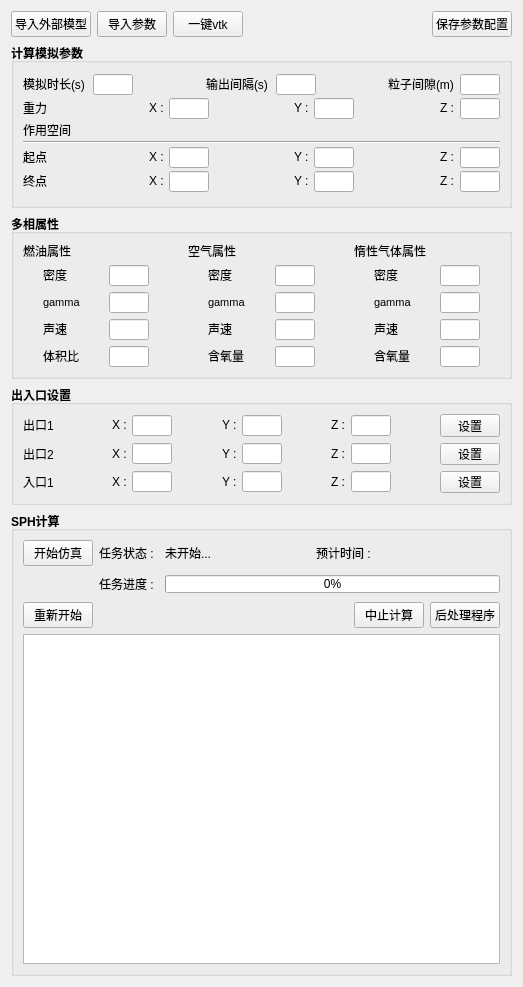
Old version of the form SphDockWidget.ui in the repository 519984307/InertSimu.
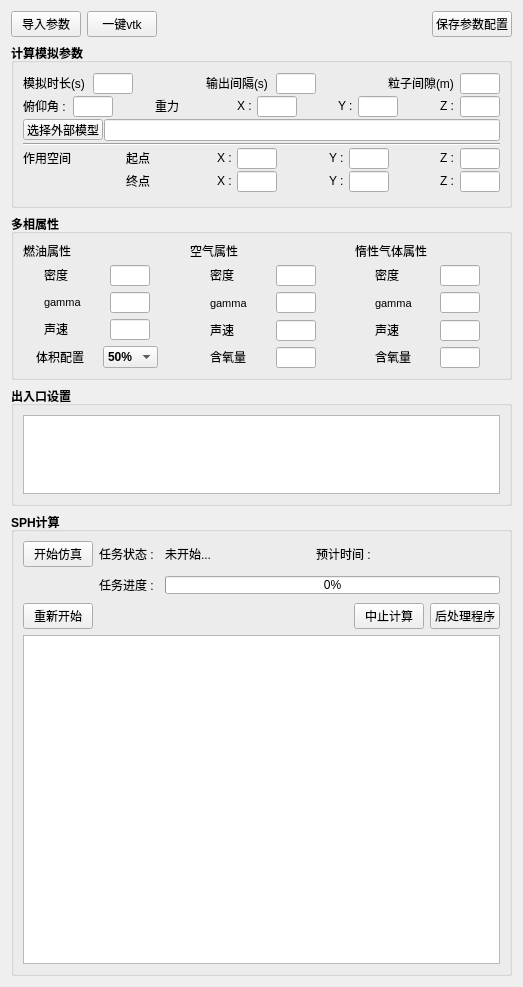
New version of the form.

```diff
--- a/SphDockWidget.ui
+++ b/SphDockWidget.ui
@@ -36,25 +36,6 @@
        <property name="sizeConstraint">
         <enum>QLayout::SetMinAndMaxSize</enum>
        </property>
-       <item>
-        <widget class="QPushButton" name="btn_imp_mod_2">
-         <property name="minimumSize">
-          <size>
-           <width>80</width>
-           <height>24</height>
-          </size>
-         </property>
-         <property name="maximumSize">
-          <size>
-           <width>80</width>
-           <height>16777215</height>
-          </size>
-         </property>
-         <property name="text">
-          <string>导入外部模型</string>
-         </property>
-        </widget>
-       </item>
        <item>
         <widget class="QPushButton" name="btn_imp_config">
          <property name="minimumSize">
@@ -372,6 +353,78 @@
             <property name="leftMargin">
              <number>0</number>
             </property>
+            <item>
+             <widget class="QLabel" name="label_114">
+              <property name="minimumSize">
+               <size>
+                <width>50</width>
+                <height>14</height>
+               </size>
+              </property>
+              <property name="maximumSize">
+               <size>
+                <width>70</width>
+                <height>16</height>
+               </size>
+              </property>
+              <property name="font">
+               <font>
+                <pointsize>9</pointsize>
+                <bold>false</bold>
+               </font>
+              </property>
+              <property name="text">
+               <string>俯仰角 : </string>
+              </property>
+             </widget>
+            </item>
+            <item>
+             <widget class="QLineEdit" name="simulation_g_x_2">
+              <property name="minimumSize">
+               <size>
+                <width>40</width>
+                <height>21</height>
+               </size>
+              </property>
+              <property name="maximumSize">
+               <size>
+                <width>40</width>
+                <height>21</height>
+               </size>
+              </property>
+              <property name="font">
+               <font>
+                <pointsize>9</pointsize>
+                <bold>false</bold>
+               </font>
+              </property>
+             </widget>
+            </item>
+            <item>
+             <widget class="QLabel" name="label_115">
+              <property name="minimumSize">
+               <size>
+                <width>5</width>
+                <height>16</height>
+               </size>
+              </property>
+              <property name="maximumSize">
+               <size>
+                <width>30000</width>
+                <height>16</height>
+               </size>
+              </property>
+              <property name="font">
+               <font>
+                <pointsize>9</pointsize>
+                <bold>false</bold>
+               </font>
+              </property>
+              <property name="text">
+               <string/>
+              </property>
+             </widget>
+            </item>
             <item>
              <widget class="QLabel" name="label">
               <property name="minimumSize">
@@ -618,52 +671,38 @@
           <item>
            <layout class="QHBoxLayout" name="horizontalLayout_19">
             <item>
-             <widget class="QLabel" name="label_12">
+             <widget class="QPushButton" name="btn_imp_mod_2">
               <property name="minimumSize">
                <size>
-                <width>50</width>
-                <height>14</height>
+                <width>80</width>
+                <height>21</height>
                </size>
               </property>
               <property name="maximumSize">
                <size>
-                <width>60</width>
-                <height>16</height>
+                <width>100</width>
+                <height>21</height>
                </size>
               </property>
               <property name="font">
                <font>
-                <pointsize>9</pointsize>
                 <bold>false</bold>
                </font>
               </property>
               <property name="text">
-               <string>作用空间</string>
+               <string>选择外部模型</string>
               </property>
              </widget>
             </item>
             <item>
-             <widget class="QLabel" name="label_43">
-              <property name="minimumSize">
-               <size>
-                <width>20</width>
-                <height>16</height>
-               </size>
-              </property>
-              <property name="maximumSize">
-               <size>
-                <width>30000</width>
-                <height>16</height>
-               </size>
-              </property>
+             <widget class="QLineEdit" name="lineEdit">
               <property name="font">
                <font>
-                <pointsize>9</pointsize>
                 <bold>false</bold>
                </font>
               </property>
-              <property name="text">
-               <string/>
+              <property name="tabletTracking">
+               <bool>false</bool>
               </property>
              </widget>
             </item>
@@ -684,6 +723,56 @@
             <property name="leftMargin">
              <number>0</number>
             </property>
+            <item>
+             <widget class="QLabel" name="label_12">
+              <property name="minimumSize">
+               <size>
+                <width>50</width>
+                <height>14</height>
+               </size>
+              </property>
+              <property name="maximumSize">
+               <size>
+                <width>70</width>
+                <height>16</height>
+               </size>
+              </property>
+              <property name="font">
+               <font>
+                <pointsize>9</pointsize>
+                <bold>false</bold>
+               </font>
+              </property>
+              <property name="text">
+               <string>作用空间</string>
+              </property>
+             </widget>
+            </item>
+            <item>
+             <widget class="QLabel" name="label_112">
+              <property name="minimumSize">
+               <size>
+                <width>5</width>
+                <height>16</height>
+               </size>
+              </property>
+              <property name="maximumSize">
+               <size>
+                <width>30000</width>
+                <height>16</height>
+               </size>
+              </property>
+              <property name="font">
+               <font>
+                <pointsize>9</pointsize>
+                <bold>false</bold>
+               </font>
+              </property>
+              <property name="text">
+               <string/>
+              </property>
+             </widget>
+            </item>
             <item>
              <widget class="QLabel" name="label_15">
               <property name="minimumSize">
@@ -935,6 +1024,56 @@
             <property name="leftMargin">
              <number>0</number>
             </property>
+            <item>
+             <widget class="QLabel" name="label_111">
+              <property name="minimumSize">
+               <size>
+                <width>50</width>
+                <height>14</height>
+               </size>
+              </property>
+              <property name="maximumSize">
+               <size>
+                <width>60</width>
+                <height>16</height>
+               </size>
+              </property>
+              <property name="font">
+               <font>
+                <pointsize>9</pointsize>
+                <bold>false</bold>
+               </font>
+              </property>
+              <property name="text">
+               <string/>
+              </property>
+             </widget>
+            </item>
+            <item>
+             <widget class="QLabel" name="label_113">
+              <property name="minimumSize">
+               <size>
+                <width>5</width>
+                <height>16</height>
+               </size>
+              </property>
+              <property name="maximumSize">
+               <size>
+                <width>30000</width>
+                <height>16</height>
+               </size>
+              </property>
+              <property name="font">
+               <font>
+                <pointsize>9</pointsize>
+                <bold>false</bold>
+               </font>
+              </property>
+              <property name="text">
+               <string/>
+              </property>
+             </widget>
+            </item>
             <item>
              <widget class="QLabel" name="label_22">
               <property name="minimumSize">
@@ -1499,7 +1638,7 @@
                 </property>
                 <property name="maximumSize">
                  <size>
-                  <width>40</width>
+                  <width>60</width>
                   <height>16</height>
                  </size>
                 </property>
@@ -1510,7 +1649,7 @@
                  </font>
                 </property>
                 <property name="text">
-                 <string>体积比</string>
+                 <string>体积配置</string>
                 </property>
                </widget>
               </item>
@@ -1522,25 +1661,28 @@
                </widget>
               </item>
               <item>
-               <widget class="QLineEdit" name="multiphase_fuel_volume">
-                <property name="minimumSize">
-                 <size>
-                  <width>40</width>
-                  <height>21</height>
-                 </size>
-                </property>
+               <widget class="QComboBox" name="comboBox">
                 <property name="maximumSize">
                  <size>
-                  <width>40</width>
-                  <height>21</height>
+                  <width>60</width>
+                  <height>16777215</height>
                  </size>
                 </property>
-                <property name="font">
-                 <font>
-                  <pointsize>9</pointsize>
-                  <bold>false</bold>
-                 </font>
-                </property>
+                <item>
+                 <property name="text">
+                  <string>50%</string>
+                 </property>
+                </item>
+                <item>
+                 <property name="text">
+                  <string>60%</string>
+                 </property>
+                </item>
+                <item>
+                 <property name="text">
+                  <string>75%</string>
+                 </property>
+                </item>
                </widget>
               </item>
               <item>
@@ -2294,916 +2436,41 @@
            <number>0</number>
           </property>
           <item>
-           <layout class="QHBoxLayout" name="horizontalLayout_23">
-            <property name="spacing">
-             <number>0</number>
+           <widget class="QTableWidget" name="tableWidget">
+            <property name="font">
+             <font>
+              <bold>false</bold>
+             </font>
             </property>
-            <property name="leftMargin">
-             <number>0</number>
+            <property name="layoutDirection">
+             <enum>Qt::LeftToRight</enum>
             </property>
-            <item>
-             <widget class="QLabel" name="label_64">
-              <property name="minimumSize">
-               <size>
-                <width>40</width>
-                <height>0</height>
-               </size>
-              </property>
-              <property name="maximumSize">
-               <size>
-                <width>40</width>
-                <height>16</height>
-               </size>
-              </property>
-              <property name="font">
-               <font>
-                <pointsize>9</pointsize>
-                <bold>false</bold>
-               </font>
-              </property>
-              <property name="text">
-               <string>出口1</string>
-              </property>
-             </widget>
-            </item>
-            <item>
-             <widget class="QLabel" name="label_65">
-              <property name="minimumSize">
-               <size>
-                <width>5</width>
-                <height>16</height>
-               </size>
-              </property>
-              <property name="maximumSize">
-               <size>
-                <width>30000</width>
-                <height>16</height>
-               </size>
-              </property>
-              <property name="font">
-               <font>
-                <pointsize>9</pointsize>
-                <bold>false</bold>
-               </font>
-              </property>
-              <property name="text">
-               <string/>
-              </property>
-             </widget>
-            </item>
-            <item>
-             <widget class="QLabel" name="label_66">
-              <property name="minimumSize">
-               <size>
-                <width>20</width>
-                <height>16</height>
-               </size>
-              </property>
-              <property name="maximumSize">
-               <size>
-                <width>20</width>
-                <height>16</height>
-               </size>
-              </property>
-              <property name="font">
-               <font>
-                <pointsize>9</pointsize>
-                <bold>false</bold>
-               </font>
-              </property>
-              <property name="text">
-               <string>X : </string>
-              </property>
-             </widget>
-            </item>
-            <item>
-             <widget class="QLineEdit" name="inoutLayer1_x_2">
-              <property name="minimumSize">
-               <size>
-                <width>40</width>
-                <height>21</height>
-               </size>
-              </property>
-              <property name="maximumSize">
-               <size>
-                <width>40</width>
-                <height>21</height>
-               </size>
-              </property>
-              <property name="font">
-               <font>
-                <pointsize>9</pointsize>
-                <bold>false</bold>
-               </font>
-              </property>
-             </widget>
-            </item>
-            <item>
-             <widget class="QLabel" name="label_67">
-              <property name="minimumSize">
-               <size>
-                <width>5</width>
-                <height>16</height>
-               </size>
-              </property>
-              <property name="maximumSize">
-               <size>
-                <width>30000</width>
-                <height>16</height>
-               </size>
-              </property>
-              <property name="font">
-               <font>
-                <pointsize>9</pointsize>
-                <bold>false</bold>
-               </font>
-              </property>
-              <property name="text">
-               <string/>
-              </property>
-             </widget>
-            </item>
-            <item>
-             <widget class="QLabel" name="label_68">
-              <property name="minimumSize">
-               <size>
-                <width>20</width>
-                <height>16</height>
-               </size>
-              </property>
-              <property name="maximumSize">
-               <size>
-                <width>20</width>
-                <height>16</height>
-               </size>
-              </property>
-              <property name="font">
-               <font>
-                <pointsize>9</pointsize>
-                <bold>false</bold>
-               </font>
-              </property>
-              <property name="text">
-               <string>Y : </string>
-              </property>
-             </widget>
-            </item>
-            <item>
-             <widget class="QLineEdit" name="inoutLayer1_y_2">
-              <property name="minimumSize">
-               <size>
-                <width>40</width>
-                <height>21</height>
-               </size>
-              </property>
-              <property name="maximumSize">
-               <size>
-                <width>40</width>
-                <height>21</height>
-               </size>
-              </property>
-              <property name="font">
-               <font>
-                <pointsize>9</pointsize>
-                <bold>false</bold>
-               </font>
-              </property>
-             </widget>
-            </item>
-            <item>
-             <widget class="QLabel" name="label_69">
-              <property name="minimumSize">
-               <size>
-                <width>5</width>
-                <height>16</height>
-               </size>
-              </property>
-              <property name="maximumSize">
-               <size>
-                <width>30000</width>
-                <height>16</height>
-               </size>
-              </property>
-              <property name="font">
-               <font>
-                <pointsize>9</pointsize>
-                <bold>false</bold>
-               </font>
-              </property>
-              <property name="text">
-               <string/>
-              </property>
-             </widget>
-            </item>
-            <item>
-             <widget class="QLabel" name="label_70">
-              <property name="minimumSize">
-               <size>
-                <width>20</width>
-                <height>16</height>
-               </size>
-              </property>
-              <property name="maximumSize">
-               <size>
-                <width>20</width>
-                <height>16</height>
-               </size>
-              </property>
-              <property name="font">
-               <font>
-                <pointsize>9</pointsize>
-                <bold>false</bold>
-               </font>
-              </property>
-              <property name="text">
-               <string>Z : </string>
-              </property>
-             </widget>
-            </item>
-            <item>
-             <widget class="QLineEdit" name="inoutLayer1_z_2">
-              <property name="minimumSize">
-               <size>
-                <width>40</width>
-                <height>21</height>
-               </size>
-              </property>
-              <property name="maximumSize">
-               <size>
-                <width>40</width>
-                <height>21</height>
-               </size>
-              </property>
-              <property name="font">
-               <font>
-                <pointsize>9</pointsize>
-                <bold>false</bold>
-               </font>
-              </property>
-             </widget>
-            </item>
-            <item>
-             <widget class="QLabel" name="label_71">
-              <property name="minimumSize">
-               <size>
-                <width>5</width>
-                <height>16</height>
-               </size>
-              </property>
-              <property name="maximumSize">
-               <size>
-                <width>30000</width>
-                <height>16</height>
-               </size>
-              </property>
-              <property name="font">
-               <font>
-                <pointsize>9</pointsize>
-                <bold>false</bold>
-               </font>
-              </property>
-              <property name="text">
-               <string/>
-              </property>
-             </widget>
-            </item>
-            <item>
-             <widget class="QPushButton" name="inout_btn_set_2">
-              <property name="minimumSize">
-               <size>
-                <width>60</width>
-                <height>0</height>
-               </size>
-              </property>
-              <property name="maximumSize">
-               <size>
-                <width>60</width>
-                <height>300</height>
-               </size>
-              </property>
-              <property name="font">
-               <font>
-                <pointsize>9</pointsize>
-                <bold>false</bold>
-               </font>
-              </property>
-              <property name="layoutDirection">
-               <enum>Qt::RightToLeft</enum>
-              </property>
-              <property name="text">
-               <string>设置</string>
-              </property>
-             </widget>
-            </item>
-           </layout>
-          </item>
-          <item>
-           <layout class="QHBoxLayout" name="horizontalLayout_24">
-            <property name="spacing">
-             <number>0</number>
+            <property name="horizontalScrollBarPolicy">
+             <enum>Qt::ScrollBarAlwaysOff</enum>
             </property>
-            <property name="leftMargin">
-             <number>0</number>
+            <property name="sizeAdjustPolicy">
+             <enum>QAbstractScrollArea::AdjustToContents</enum>
             </property>
-            <item>
-             <widget class="QLabel" name="label_72">
-              <property name="minimumSize">
-               <size>
-                <width>40</width>
-                <height>0</height>
-               </size>
-              </property>
-              <property name="maximumSize">
-               <size>
-                <width>40</width>
-                <height>16</height>
-               </size>
-              </property>
-              <property name="font">
-               <font>
-                <pointsize>9</pointsize>
-                <bold>false</bold>
-               </font>
-              </property>
-              <property name="text">
-               <string>出口2</string>
-              </property>
-             </widget>
-            </item>
-            <item>
-             <widget class="QLabel" name="label_73">
-              <property name="minimumSize">
-               <size>
-                <width>5</width>
-                <height>16</height>
-               </size>
-              </property>
-              <property name="maximumSize">
-               <size>
-                <width>30000</width>
-                <height>16</height>
-               </size>
-              </property>
-              <property name="font">
-               <font>
-                <pointsize>9</pointsize>
-                <bold>false</bold>
-               </font>
-              </property>
-              <property name="text">
-               <string/>
-              </property>
-             </widget>
-            </item>
-            <item>
-             <widget class="QLabel" name="label_74">
-              <property name="minimumSize">
-               <size>
-                <width>20</width>
-                <height>16</height>
-               </size>
-              </property>
-              <property name="maximumSize">
-               <size>
-                <width>20</width>
-                <height>16</height>
-               </size>
-              </property>
-              <property name="font">
-               <font>
-                <pointsize>9</pointsize>
-                <bold>false</bold>
-               </font>
-              </property>
-              <property name="text">
-               <string>X : </string>
-              </property>
-             </widget>
-            </item>
-            <item>
-             <widget class="QLineEdit" name="inoutLayer1_x_3">
-              <property name="minimumSize">
-               <size>
-                <width>40</width>
-                <height>21</height>
-               </size>
-              </property>
-              <property name="maximumSize">
-               <size>
-                <width>40</width>
-                <height>21</height>
-               </size>
-              </property>
-              <property name="font">
-               <font>
-                <pointsize>9</pointsize>
-                <bold>false</bold>
-               </font>
-              </property>
-             </widget>
-            </item>
-            <item>
-             <widget class="QLabel" name="label_75">
-              <property name="minimumSize">
-               <size>
-                <width>5</width>
-                <height>16</height>
-               </size>
-              </property>
-              <property name="maximumSize">
-               <size>
-                <width>30000</width>
-                <height>16</height>
-               </size>
-              </property>
-              <property name="font">
-               <font>
-                <pointsize>9</pointsize>
-                <bold>false</bold>
-               </font>
-              </property>
-              <property name="text">
-               <string/>
-              </property>
-             </widget>
-            </item>
-            <item>
-             <widget class="QLabel" name="label_76">
-              <property name="minimumSize">
-               <size>
-                <width>20</width>
-                <height>16</height>
-               </size>
-              </property>
-              <property name="maximumSize">
-               <size>
-                <width>20</width>
-                <height>16</height>
-               </size>
-              </property>
-              <property name="font">
-               <font>
-                <pointsize>9</pointsize>
-                <bold>false</bold>
-               </font>
-              </property>
-              <property name="text">
-               <string>Y : </string>
-              </property>
-             </widget>
-            </item>
-            <item>
-             <widget class="QLineEdit" name="inoutLayer1_y_3">
-              <property name="minimumSize">
-               <size>
-                <width>40</width>
-                <height>21</height>
-               </size>
-              </property>
-              <property name="maximumSize">
-               <size>
-                <width>40</width>
-                <height>21</height>
-               </size>
-              </property>
-              <property name="font">
-               <font>
-                <pointsize>9</pointsize>
-                <bold>false</bold>
-               </font>
-              </property>
-             </widget>
-            </item>
-            <item>
-             <widget class="QLabel" name="label_77">
-              <property name="minimumSize">
-               <size>
-                <width>5</width>
-                <height>16</height>
-               </size>
-              </property>
-              <property name="maximumSize">
-               <size>
-                <width>30000</width>
-                <height>16</height>
-               </size>
-              </property>
-              <property name="font">
-               <font>
-                <pointsize>9</pointsize>
-                <bold>false</bold>
-               </font>
-              </property>
-              <property name="text">
-               <string/>
-              </property>
-             </widget>
-            </item>
-            <item>
-             <widget class="QLabel" name="label_78">
-              <property name="minimumSize">
-               <size>
-                <width>20</width>
-                <height>16</height>
-               </size>
-              </property>
-              <property name="maximumSize">
-               <size>
-                <width>20</width>
-                <height>16</height>
-               </size>
-              </property>
-              <property name="font">
-               <font>
-                <pointsize>9</pointsize>
-                <bold>false</bold>
-               </font>
-              </property>
-              <property name="text">
-               <string>Z : </string>
-              </property>
-             </widget>
-            </item>
-            <item>
-             <widget class="QLineEdit" name="inoutLayer1_z_3">
-              <property name="minimumSize">
-               <size>
-                <width>40</width>
-                <height>21</height>
-               </size>
-              </property>
-              <property name="maximumSize">
-               <size>
-                <width>40</width>
-                <height>21</height>
-               </size>
-              </property>
-              <property name="font">
-               <font>
-                <pointsize>9</pointsize>
-                <bold>false</bold>
-               </font>
-              </property>
-             </widget>
-            </item>
-            <item>
-             <widget class="QLabel" name="label_79">
-              <property name="minimumSize">
-               <size>
-                <width>5</width>
-                <height>16</height>
-               </size>
-              </property>
-              <property name="maximumSize">
-               <size>
-                <width>30000</width>
-                <height>16</height>
-               </size>
-              </property>
-              <property name="font">
-               <font>
-                <pointsize>9</pointsize>
-                <bold>false</bold>
-               </font>
-              </property>
-              <property name="text">
-               <string/>
-              </property>
-             </widget>
-            </item>
-            <item>
-             <widget class="QPushButton" name="inout_btn_set_3">
-              <property name="minimumSize">
-               <size>
-                <width>60</width>
-                <height>0</height>
-               </size>
-              </property>
-              <property name="maximumSize">
-               <size>
-                <width>60</width>
-                <height>300</height>
-               </size>
-              </property>
-              <property name="font">
-               <font>
-                <pointsize>9</pointsize>
-                <bold>false</bold>
-               </font>
-              </property>
-              <property name="layoutDirection">
-               <enum>Qt::RightToLeft</enum>
-              </property>
-              <property name="text">
-               <string>设置</string>
-              </property>
-             </widget>
-            </item>
-           </layout>
-          </item>
-          <item>
-           <layout class="QHBoxLayout" name="horizontalLayout_22">
-            <property name="spacing">
+            <property name="rowCount">
              <number>0</number>
             </property>
-            <property name="leftMargin">
-             <number>0</number>
+            <property name="columnCount">
+             <number>4</number>
             </property>
-            <item>
-             <widget class="QLabel" name="label_52">
-              <property name="minimumSize">
-               <size>
-                <width>40</width>
-                <height>0</height>
-               </size>
-              </property>
-              <property name="maximumSize">
-               <size>
-                <width>40</width>
-                <height>16</height>
-               </size>
-              </property>
-              <property name="font">
-               <font>
-                <pointsize>9</pointsize>
-                <bold>false</bold>
-               </font>
-              </property>
-              <property name="text">
-               <string>入口1</string>
-              </property>
-             </widget>
-            </item>
-            <item>
-             <widget class="QLabel" name="label_55">
-              <property name="minimumSize">
-               <size>
-                <width>5</width>
-                <height>16</height>
-               </size>
-              </property>
-              <property name="maximumSize">
-               <size>
-                <width>30000</width>
-                <height>16</height>
-               </size>
-              </property>
-              <property name="font">
-               <font>
-                <pointsize>9</pointsize>
-                <bold>false</bold>
-               </font>
-              </property>
-              <property name="text">
-               <string/>
-              </property>
-             </widget>
-            </item>
-            <item>
-             <widget class="QLabel" name="label_58">
-              <property name="minimumSize">
-               <size>
-                <width>20</width>
-                <height>16</height>
-               </size>
-              </property>
-              <property name="maximumSize">
-               <size>
-                <width>20</width>
-                <height>16</height>
-               </size>
-              </property>
-              <property name="font">
-               <font>
-                <pointsize>9</pointsize>
-                <bold>false</bold>
-               </font>
-              </property>
-              <property name="text">
-               <string>X : </string>
-              </property>
-             </widget>
-            </item>
-            <item>
-             <widget class="QLineEdit" name="inoutLayer1_x">
-              <property name="minimumSize">
-               <size>
-                <width>40</width>
-                <height>21</height>
-               </size>
-              </property>
-              <property name="maximumSize">
-               <size>
-                <width>40</width>
-                <height>21</height>
-               </size>
-              </property>
-              <property name="font">
-               <font>
-                <pointsize>9</pointsize>
-                <bold>false</bold>
-               </font>
-              </property>
-             </widget>
-            </item>
-            <item>
-             <widget class="QLabel" name="label_59">
-              <property name="minimumSize">
-               <size>
-                <width>5</width>
-                <height>16</height>
-               </size>
-              </property>
-              <property name="maximumSize">
-               <size>
-                <width>30000</width>
-                <height>16</height>
-               </size>
-              </property>
-              <property name="font">
-               <font>
-                <pointsize>9</pointsize>
-                <bold>false</bold>
-               </font>
-              </property>
-              <property name="text">
-               <string/>
-              </property>
-             </widget>
-            </item>
-            <item>
-             <widget class="QLabel" name="label_60">
-              <property name="minimumSize">
-               <size>
-                <width>20</width>
-                <height>16</height>
-               </size>
-              </property>
-              <property name="maximumSize">
-               <size>
-                <width>20</width>
-                <height>16</height>
-               </size>
-              </property>
-              <property name="font">
-               <font>
-                <pointsize>9</pointsize>
-                <bold>false</bold>
-               </font>
-              </property>
-              <property name="text">
-               <string>Y : </string>
-              </property>
-             </widget>
-            </item>
-            <item>
-             <widget class="QLineEdit" name="inoutLayer1_y">
-              <property name="minimumSize">
-               <size>
-                <width>40</width>
-                <height>21</height>
-               </size>
-              </property>
-              <property name="maximumSize">
-               <size>
-                <width>40</width>
-                <height>21</height>
-               </size>
-              </property>
-              <property name="font">
-               <font>
-                <pointsize>9</pointsize>
-                <bold>false</bold>
-               </font>
-              </property>
-             </widget>
-            </item>
-            <item>
-             <widget class="QLabel" name="label_61">
-              <property name="minimumSize">
-               <size>
-                <width>5</width>
-                <height>16</height>
-               </size>
-              </property>
-              <property name="maximumSize">
-               <size>
-                <width>30000</width>
-                <height>16</height>
-               </size>
-              </property>
-              <property name="font">
-               <font>
-                <pointsize>9</pointsize>
-                <bold>false</bold>
-               </font>
-              </property>
-              <property name="text">
-               <string/>
-              </property>
-             </widget>
-            </item>
-            <item>
-             <widget class="QLabel" name="label_62">
-              <property name="minimumSize">
-               <size>
-                <width>20</width>
-                <height>16</height>
-               </size>
-              </property>
-              <property name="maximumSize">
-               <size>
-                <width>20</width>
-                <height>16</height>
-               </size>
-              </property>
-              <property name="font">
-               <font>
-                <pointsize>9</pointsize>
-                <bold>false</bold>
-               </font>
-              </property>
-              <property name="text">
-               <string>Z : </string>
-              </property>
-             </widget>
-            </item>
-            <item>
-             <widget class="QLineEdit" name="inoutLayer1_z">
-              <property name="minimumSize">
-               <size>
-                <width>40</width>
-                <height>21</height>
-               </size>
-              </property>
-              <property name="maximumSize">
-               <size>
-                <width>40</width>
-                <height>21</height>
-               </size>
-              </property>
-              <property name="font">
-               <font>
-                <pointsize>9</pointsize>
-                <bold>false</bold>
-               </font>
-              </property>
-             </widget>
-            </item>
-            <item>
-             <widget class="QLabel" name="label_63">
-              <property name="minimumSize">
-               <size>
-                <width>5</width>
-                <height>16</height>
-               </size>
-              </property>
-              <property name="maximumSize">
-               <size>
-                <width>30000</width>
-                <height>16</height>
-               </size>
-              </property>
-              <property name="font">
-               <font>
-                <pointsize>9</pointsize>
-                <bold>false</bold>
-               </font>
-              </property>
-              <property name="text">
-               <string/>
-              </property>
-             </widget>
-            </item>
-            <item>
-             <widget class="QPushButton" name="inout_btn_set">
-              <property name="minimumSize">
-               <size>
-                <width>60</width>
-                <height>0</height>
-               </size>
-              </property>
-              <property name="maximumSize">
-               <size>
-                <width>60</width>
-                <height>300</height>
-               </size>
-              </property>
-              <property name="font">
-               <font>
-                <pointsize>9</pointsize>
-                <bold>false</bold>
-               </font>
-              </property>
-              <property name="layoutDirection">
-               <enum>Qt::RightToLeft</enum>
-              </property>
-              <property name="text">
-               <string>设置</string>
-              </property>
-             </widget>
-            </item>
-           </layout>
+            <attribute name="horizontalHeaderVisible">
+             <bool>false</bool>
+            </attribute>
+            <attribute name="verticalHeaderVisible">
+             <bool>false</bool>
+            </attribute>
+            <attribute name="verticalHeaderCascadingSectionResizes">
+             <bool>false</bool>
+            </attribute>
+            <column/>
+            <column/>
+            <column/>
+            <column/>
+           </widget>
           </item>
          </layout>
         </item>
```
